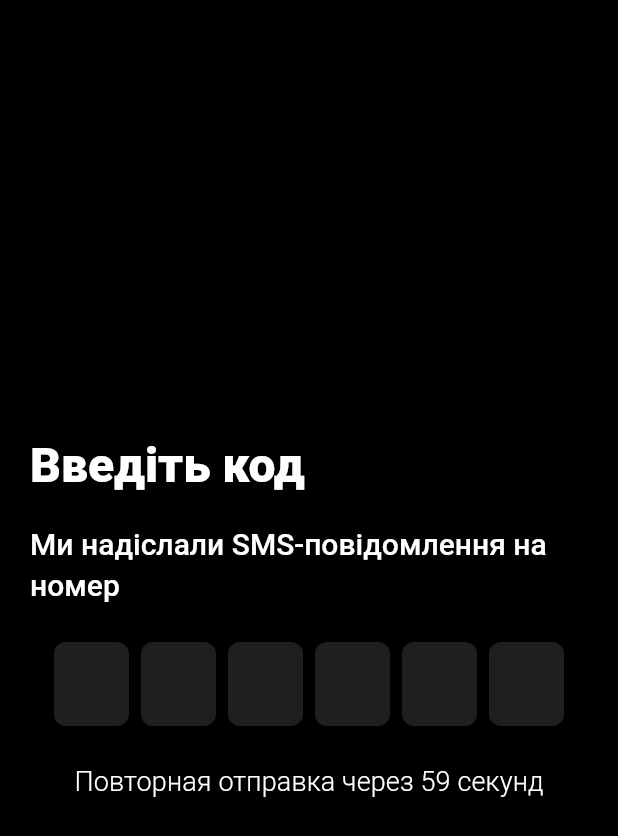
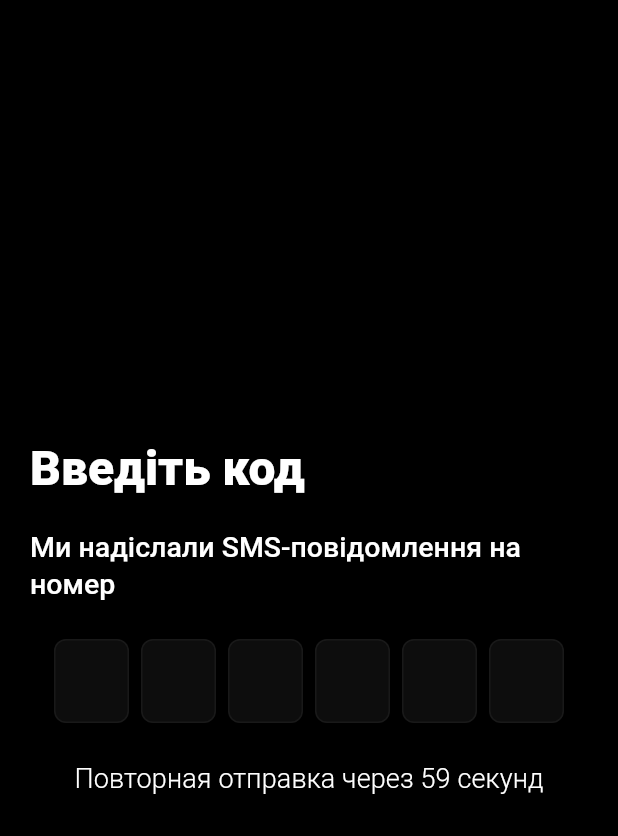
Before and after one commit to artemhula/restaurant_app, a Flutter app: the OTPScreen screen opened directly with empty values, on a phone screen of 412 x 824 dp. Shown: the top 836 px of the screen. Run offline on Flutter 3.47's test engine with Material 3 defaults, Android fonts, the phone set to English and light mode, and no system bars; drawn by our look-alikes of pinput; our stand-ins replace cloud_firestore, country_picker, dartz, equatable, firebase_auth, firebase_core and 3 more; accounts and stored records are empty; statements that could not run were skipped.

Commit message:
Changed theme

```diff
--- a/lib/common/theme.dart
+++ b/lib/common/theme.dart
@@ -3,6 +3,7 @@ import 'package:pinput/pinput.dart';
 
 final theme = ThemeData(
   textTheme: const TextTheme(
+    bodySmall: TextStyle(fontSize: 10),
     labelLarge: TextStyle(
       fontSize: 18,
       fontWeight: FontWeight.w300,
@@ -10,20 +11,20 @@ final theme = ThemeData(
     labelMedium: TextStyle(
       fontSize: 19,
       fontWeight: FontWeight.w400,
-      color: Color.fromARGB(255, 20, 101, 0),
+      color: Color.fromARGB(255, 101, 0, 89),
     ),
-    headlineSmall: TextStyle(fontSize: 20, fontWeight: FontWeight.w500),
+    headlineSmall: TextStyle(fontSize: 19, fontWeight: FontWeight.w500),
     headlineMedium: TextStyle(fontSize: 23, fontWeight: FontWeight.w700),
     headlineLarge: TextStyle(fontSize: 32, fontWeight: FontWeight.w900),
   ),
   scaffoldBackgroundColor: Colors.black,
   floatingActionButtonTheme: const FloatingActionButtonThemeData(
-    backgroundColor: Color.fromARGB(255, 21, 105, 0),
+    backgroundColor: Color.fromARGB(255, 105, 0, 96),
     foregroundColor: Colors.white,
   ),
   colorScheme: const ColorScheme.dark(
-      primary: Color.fromARGB(255, 21, 105, 0),
-      secondary: Colors.white12,
+      primary: Color.fromARGB(255, 105, 0, 100),
+      secondary: Color.fromARGB(13, 255, 255, 255),
       tertiary: Colors.grey),
   bottomAppBarTheme: const BottomAppBarTheme(
     color: Color.fromARGB(255, 14, 14, 14),
@@ -36,6 +37,6 @@ final defaultPinTheme = PinTheme(
   decoration: BoxDecoration(
     color: theme.colorScheme.secondary,
     borderRadius: BorderRadius.circular(8),
-    border: Border.all(color: Colors.transparent),
+    border: Border.all(color: theme.colorScheme.secondary),
   ),
 );
```
Also changed, not shown: assets/philadelphia.jpg (added).
